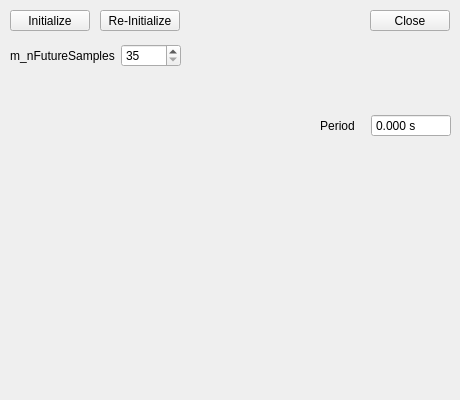
Old version of the form ControllerWidget/respmodelwidget.ui in the repository adegirmenci/HBL-ICEbot.
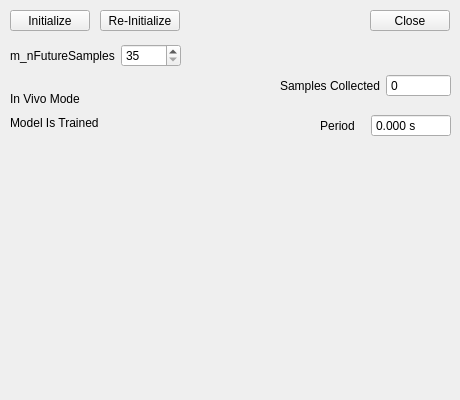
New version of the form. Custom widgets are drawn as their Qt base class.

Commit message: There was a performance bottleneck with the cycle_recalculate. For 4000 points, it took 10-20 ms per cycle_recalc, so the control cycle took 40-60ms!!! This caused EM readings to pile up ### TODO: (it might be a good idea to add a perish time for these emitted readings - if they're not read within 7ms, delete?)

```diff
--- a/ControllerWidget/respmodelwidget.ui
+++ b/ControllerWidget/respmodelwidget.ui
@@ -138,7 +138,82 @@
     </item>
    </layout>
   </widget>
+  <widget class="QWidget" name="horizontalLayoutWidget_3">
+   <property name="geometry">
+    <rect>
+     <x>280</x>
+     <y>70</y>
+     <width>171</width>
+     <height>31</height>
+    </rect>
+   </property>
+   <layout class="QHBoxLayout" name="horizontalLayout_3">
+    <item>
+     <widget class="QLabel" name="samplesCollectedLabel">
+      <property name="text">
+       <string>Samples Collected</string>
+      </property>
+      <property name="alignment">
+       <set>Qt::AlignCenter</set>
+      </property>
+     </widget>
+    </item>
+    <item>
+     <widget class="QSpinBox" name="samplesCollectedSpinBox">
+      <property name="maximumSize">
+       <size>
+        <width>70</width>
+        <height>16777215</height>
+       </size>
+      </property>
+      <property name="readOnly">
+       <bool>true</bool>
+      </property>
+      <property name="buttonSymbols">
+       <enum>QAbstractSpinBox::NoButtons</enum>
+      </property>
+      <property name="maximum">
+       <number>99999999</number>
+      </property>
+     </widget>
+    </item>
+   </layout>
+  </widget>
+  <widget class="QWidget" name="verticalLayoutWidget">
+   <property name="geometry">
+    <rect>
+     <x>10</x>
+     <y>90</y>
+     <width>101</width>
+     <height>41</height>
+    </rect>
+   </property>
+   <layout class="QVBoxLayout" name="verticalLayout">
+    <item>
+     <widget class="QLabel" name="inVivoModeLabel">
+      <property name="text">
+       <string>In Vivo Mode</string>
+      </property>
+     </widget>
+    </item>
+    <item>
+     <widget class="QLabel" name="modelIsTrainedLabel">
+      <property name="text">
+       <string>Model Is Trained</string>
+      </property>
+     </widget>
+    </item>
+   </layout>
+  </widget>
  </widget>
+ <customwidgets>
+  <customwidget>
+   <class>QCustomPlot</class>
+   <extends>QWidget</extends>
+   <header>qcustomplot.h</header>
+   <container>1</container>
+  </customwidget>
+ </customwidgets>
  <resources/>
  <connections/>
 </ui>
```
Left out of the diff: 2 changed lines with no effect on the pictures. The commit also changes 10 other files.
